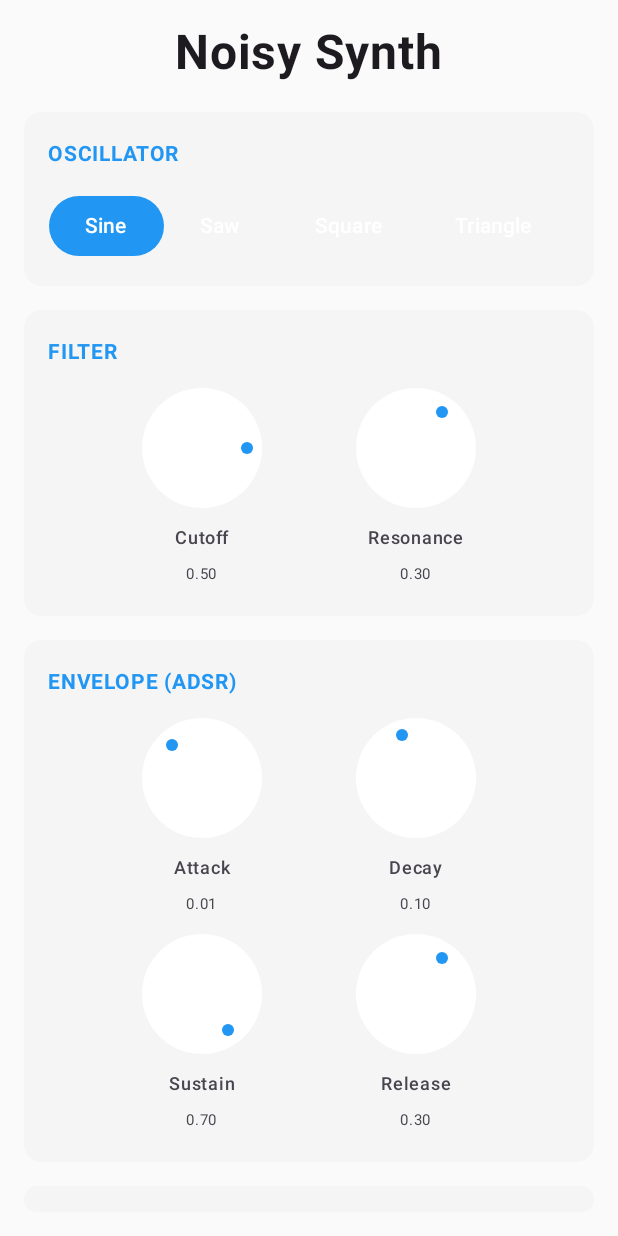
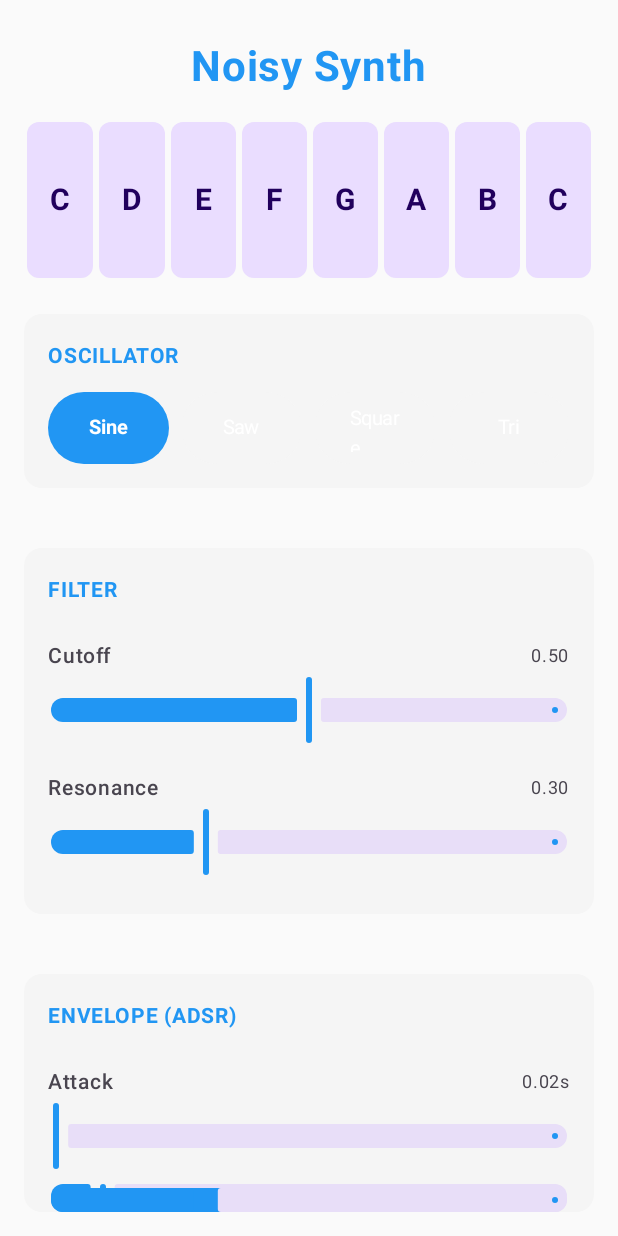
Before and after one commit to lorencprice/NoisySynth, an Android app built with Jetpack Compose: the screen it shows after launch (MainActivity), on a phone screen of 412 x 824 dp. Run offline under Robolectric (Android 15) with nearby library versions, the phone set to English and light mode, and no system bars; 2 statements that could not run were skipped.

Commit message:
Update MainActivity.kt

```diff
--- a/app/src/main/java/com/example/noisysynth/MainActivity.kt
+++ b/app/src/main/java/com/example/noisysynth/MainActivity.kt
@@ -4,8 +4,9 @@ import android.os.Bundle
 import androidx.activity.ComponentActivity
 import androidx.activity.compose.setContent
 import androidx.compose.foundation.background
-import androidx.compose.foundation.gestures.detectDragGestures
+import androidx.compose.foundation.gestures.detectTapGestures
 import androidx.compose.foundation.layout.*
+import androidx.compose.foundation.shape.RoundedCornerShape
 import androidx.compose.material3.*
 import androidx.compose.runtime.*
 import androidx.compose.ui.Alignment
@@ -63,31 +64,50 @@ fun SynthUI(synthEngine: SynthEngine) {
     Column(
         modifier = Modifier
             .fillMaxSize()
+            .background(MaterialTheme.colorScheme.background)
             .padding(16.dp),
         horizontalAlignment = Alignment.CenterHorizontally
     ) {
         // Title
         Text(
             text = "Noisy Synth",
-            fontSize = 32.sp,
+            fontSize = 28.sp,
             fontWeight = FontWeight.Bold,
-            modifier = Modifier.padding(bottom = 20.dp)
+            color = MaterialTheme.colorScheme.primary,
+            modifier = Modifier.padding(vertical = 12.dp)
         )
+
+        // Keyboard at TOP for easy access
+        SimpleKeyboard(
+            onNoteOn = { note -> synthEngine.noteOn(note) },
+            onNoteOff = { note -> synthEngine.noteOff(note) }
+        )
+
+        Spacer(modifier = Modifier.height(16.dp))
+
+        // Scrollable controls
+        Column(
+            modifier = Modifier.weight(1f),
+            verticalArrangement = Arrangement.spacedBy(12.dp)
+        ) {
 
         // Oscillator Section
         SectionCard(title = "OSCILLATOR") {
             Column {
-                // Waveform selector
+                // Waveform selector - larger buttons
                 Row(
                     modifier = Modifier.fillMaxWidth(),
-                    horizontalArrangement = Arrangement.SpaceEvenly
+                    horizontalArrangement = Arrangement.spacedBy(8.dp)
                 ) {
-                    listOf("Sine", "Saw", "Square", "Triangle").forEachIndexed { index, name ->
+                    listOf("Sine", "Saw", "Square", "Tri").forEachIndexed { index, name ->
                         Button(
                             onClick = {
                                 waveform = index
                                 synthEngine.setWaveform(index)
                             },
+                            modifier = Modifier
+                                .weight(1f)
+                                .height(48.dp),
                             colors = ButtonDefaults.buttonColors(
                                 containerColor = if (waveform == index)
                                     MaterialTheme.colorScheme.primary
@@ -95,7 +115,11 @@ fun SynthUI(synthEngine: SynthEngine) {
                                     MaterialTheme.colorScheme.surfaceVariant
                             )
                         ) {
-                            Text(name)
+                            Text(
+                                name,
+                                fontSize = 13.sp,
+                                fontWeight = if (waveform == index) FontWeight.Bold else FontWeight.Normal
+                            )
                         }
                     }
                 }
@@ -106,11 +130,8 @@ fun SynthUI(synthEngine: SynthEngine) {
 
         // Filter Section
         SectionCard(title = "FILTER") {
-            Row(
-                modifier = Modifier.fillMaxWidth(),
-                horizontalArrangement = Arrangement.SpaceEvenly
-            ) {
-                RotaryKnob(
+            Column {
+                ParamSlider(
                     label = "Cutoff",
                     value = filterCutoff,
                     onValueChange = {
@@ -119,7 +140,7 @@ fun SynthUI(synthEngine: SynthEngine) {
                     }
                 )
 
-                RotaryKnob(
+                ParamSlider(
                     label = "Resonance",
                     value = filterResonance,
                     onValueChange = {
@@ -135,36 +156,27 @@ fun SynthUI(synthEngine: SynthEngine) {
         // Envelope Section
         SectionCard(title = "ENVELOPE (ADSR)") {
             Column {
-                Row(
-                    modifier = Modifier.fillMaxWidth(),
-                    horizontalArrangement = Arrangement.SpaceEvenly
-                ) {
-                    RotaryKnob(
+                ParamSlider(
                     label = "Attack",
                     value = attack,
                     onValueChange = {
                         attack = it
                         synthEngine.setAttack(it * 2.0f) // Scale to 0-2 seconds
-                        }
+                    },
+                    valueDisplay = String.format("%.2fs", attack * 2.0f)
                 )
 
-                    RotaryKnob(
+                ParamSlider(
                     label = "Decay",
                     value = decay,
                     onValueChange = {
                         decay = it
                         synthEngine.setDecay(it * 2.0f)
-                        }
+                    },
+                    valueDisplay = String.format("%.2fs", decay * 2.0f)
                 )
-                }
 
-                Spacer(modifier = Modifier.height(8.dp))
-
-                Row(
-                    modifier = Modifier.fillMaxWidth(),
-                    horizontalArrangement = Arrangement.SpaceEvenly
-                ) {
-                    RotaryKnob(
+                ParamSlider(
                     label = "Sustain",
                     value = sustain,
                     onValueChange = {
@@ -173,15 +185,15 @@ fun SynthUI(synthEngine: SynthEngine) {
                     }
                 )
 
-                    RotaryKnob(
+                ParamSlider(
                     label = "Release",
                     value = release,
                     onValueChange = {
                         release = it
                         synthEngine.setRelease(it * 2.0f)
-                        }
+                    },
+                    valueDisplay = String.format("%.2fs", release * 2.0f)
                 )
-                }
             }
         }
 
@@ -189,20 +201,18 @@ fun SynthUI(synthEngine: SynthEngine) {
 
         // LFO Section
         SectionCard(title = "LFO") {
-            Row(
-                modifier = Modifier.fillMaxWidth(),
-                horizontalArrangement = Arrangement.SpaceEvenly
-            ) {
-                RotaryKnob(
+            Column {
+                ParamSlider(
                     label = "Rate",
                     value = lfoRate / 10.0f, // Scale to 0-10 Hz
                     onValueChange = {
                         lfoRate = it * 10.0f
                         synthEngine.setLFORate(lfoRate)
-                    }
+                    },
+                    valueDisplay = String.format("%.1f Hz", lfoRate)
                 )
 
-                RotaryKnob(
+                ParamSlider(
                     label = "Amount",
                     value = lfoAmount,
                     onValueChange = {
@@ -212,14 +222,7 @@ fun SynthUI(synthEngine: SynthEngine) {
                 )
             }
             }
-
-        Spacer(modifier = Modifier.weight(1f))
-
-        // Keyboard
-        SimpleKeyboard(
-            onNoteOn = { note -> synthEngine.noteOn(note) },
-            onNoteOff = { note -> synthEngine.noteOff(note) }
-        )
+        }
     }
 }
 
@@ -250,80 +253,39 @@ fun SectionCard(
 }
 
 @Composable
-fun RotaryKnob(
+fun ParamSlider(
     label: String,
     value: Float,
     onValueChange: (Float) -> Unit,
-    modifier: Modifier = Modifier
+    modifier: Modifier = Modifier,
+    valueDisplay: String = String.format("%.2f", value)
 ) {
     Column(
-        horizontalAlignment = Alignment.CenterHorizontally,
-        modifier = modifier
+        modifier = modifier.padding(vertical = 8.dp),
+        horizontalAlignment = Alignment.Start
     ) {
-        // Knob circle
-        Box(
-            modifier = Modifier
-                .size(80.dp)
-                .background(
-                    color = MaterialTheme.colorScheme.surface,
-                    shape = androidx.compose.foundation.shape.CircleShape
+        Row(
+            modifier = Modifier.fillMaxWidth(),
+            horizontalArrangement = Arrangement.SpaceBetween,
+            verticalAlignment = Alignment.CenterVertically
+        ) {
+            Text(
+                text = label,
+                fontSize = 14.sp,
+                fontWeight = FontWeight.Medium
             )
-                .pointerInput(Unit) {
-                    var centerX = 0f
-                    var centerY = 0f
-
-                    detectDragGestures(
-                        onDragStart = { offset ->
-                            centerX = size.width / 2f
-                            centerY = size.height / 2f
-                        },
-                        onDrag = { change, dragAmount ->
-                            change.consume()
-
-                            // Calculate angle from center
-                            val x = change.position.x - centerX
-                            val y = change.position.y - centerY
-
-                            // Vertical drag is more intuitive for knobs
-                            val delta = -dragAmount.y / 100f
-                            val newValue = (value + delta).coerceIn(0f, 1f)
-                            onValueChange(newValue)
-                        }
-                    )
-                },
-            contentAlignment = Alignment.Center
-        ) {
-            // Knob indicator
-            val angle = -135f + (value * 270f) // Map 0-1 to -135 to +135 degrees
-            val radians = Math.toRadians(angle.toDouble())
-            val indicatorX = (cos(radians) * 30).toFloat()
-            val indicatorY = (sin(radians) * 30).toFloat()
-
-            Box(
-                modifier = Modifier
-                    .size(8.dp)
-                    .offset(x = indicatorX.dp, y = indicatorY.dp)
-                    .background(
-                        color = MaterialTheme.colorScheme.primary,
-                        shape = androidx.compose.foundation.shape.CircleShape
-                    )
+            Text(
+                text = valueDisplay,
+                fontSize = 12.sp,
+                color = MaterialTheme.colorScheme.onSurfaceVariant
             )
         }
 
-        Spacer(modifier = Modifier.height(8.dp))
-
-        // Label
-        Text(
-            text = label,
-            fontSize = 12.sp,
-            fontWeight = FontWeight.Medium
-        )
-
-        // Value display
-        Text(
-            text = String.format("%.2f", value),
-            fontSize = 10.sp,
-            color = MaterialTheme.colorScheme.onSurfaceVariant
+        Slider(
+            value = value,
+            onValueChange = onValueChange,
+            modifier = Modifier.fillMaxWidth(),
+            valueRange = 0f..1f
         )
     }
 }
@@ -340,33 +302,46 @@ fun SimpleKeyboard(
     Row(
         modifier = Modifier
             .fillMaxWidth()
-            .height(100.dp)
+            .height(120.dp)
             .padding(vertical = 8.dp),
         horizontalArrangement = Arrangement.SpaceEvenly
     ) {
         notes.forEachIndexed { index, note ->
-            Button(
-                onClick = { },
+            var isPressed by remember { mutableStateOf(false) }
+
+            Box(
                 modifier = Modifier
                     .weight(1f)
                     .fillMaxHeight()
                     .padding(horizontal = 2.dp)
+                    .background(
+                        color = if (isPressed)
+                            MaterialTheme.colorScheme.primary
+                        else
+                            MaterialTheme.colorScheme.primaryContainer,
+                        shape = RoundedCornerShape(8.dp)
+                    )
                     .pointerInput(note) {
-                        detectDragGestures(
-                            onDragStart = { onNoteOn(note) },
-                            onDragEnd = { onNoteOff(note) },
-                            onDragCancel = { onNoteOff(note) },
-                            onDrag = { _, _ -> }
+                        detectTapGestures(
+                            onPress = {
+                                isPressed = true
+                                onNoteOn(note)
+                                tryAwaitRelease()
+                                isPressed = false
+                                onNoteOff(note)
+                            }
                         )
                     },
-                colors = ButtonDefaults.buttonColors(
-                    containerColor = MaterialTheme.colorScheme.primaryContainer
-                )
+                contentAlignment = Alignment.Center
             ) {
                 Text(
                     text = noteNames[index],
-                    fontSize = 18.sp,
-                    fontWeight = FontWeight.Bold
+                    fontSize = 20.sp,
+                    fontWeight = FontWeight.Bold,
+                    color = if (isPressed)
+                        MaterialTheme.colorScheme.onPrimary
+                    else
+                        MaterialTheme.colorScheme.onPrimaryContainer
                 )
             }
         }
```
Lines whose indentation alone changed are shown as unchanged.
